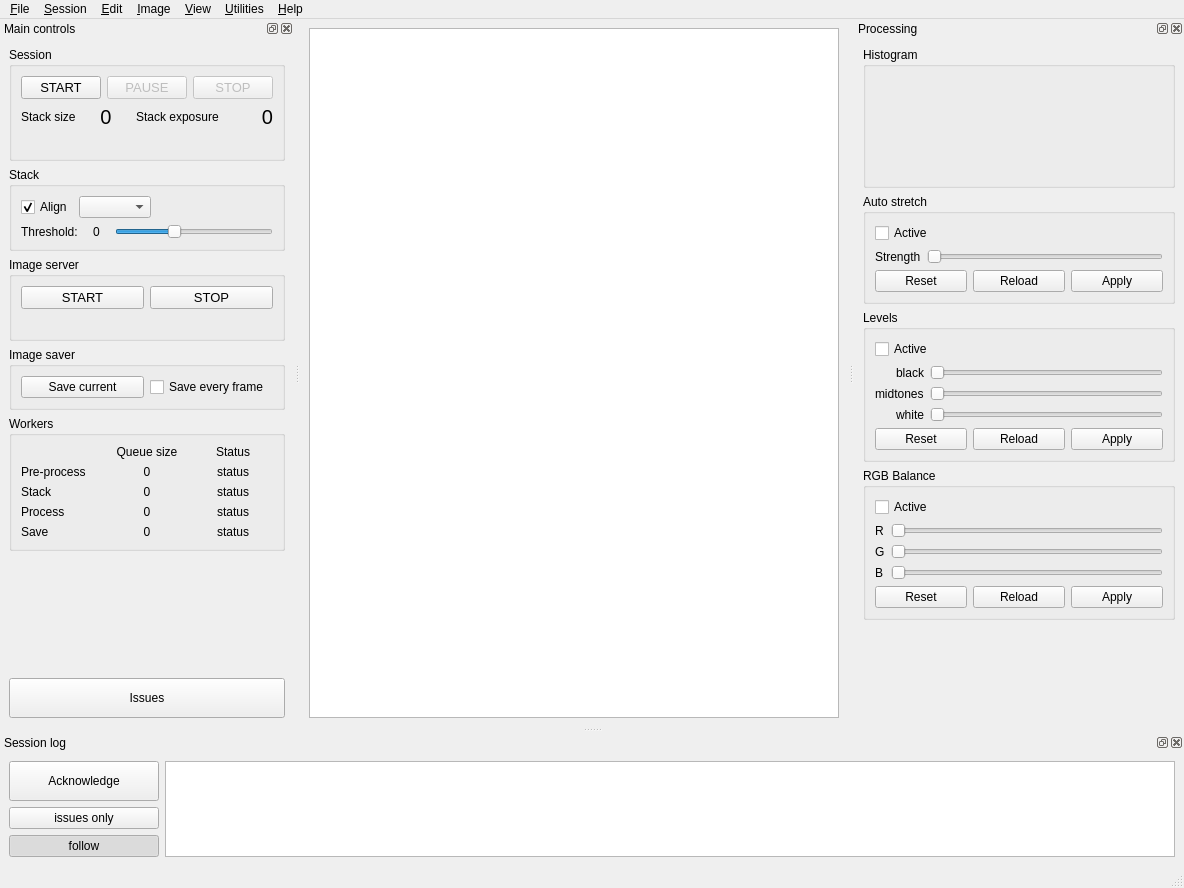
deufrai/als, file src/als/ui/als_ui.ui: the form before one commit.
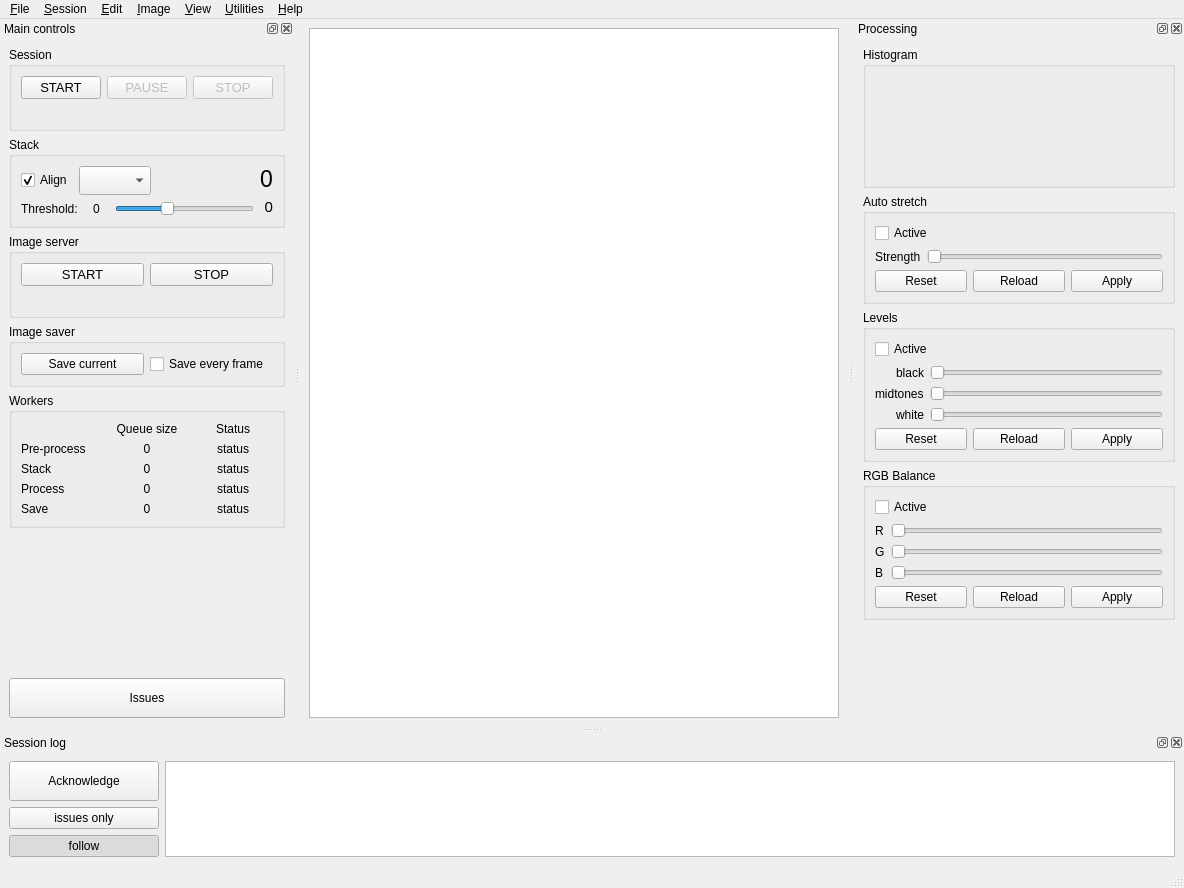
The form after the commit. Custom widgets are drawn as their Qt base class.

Commit message: move stack infos to main controls stack section

What changed in the file:
```diff
--- a/src/als/ui/als_ui.ui
+++ b/src/als/ui/als_ui.ui
@@ -246,68 +246,6 @@
           </item>
          </layout>
         </item>
-        <item>
-         <layout class="QHBoxLayout" name="horizontalLayout_13">
-          <item>
-           <widget class="QLabel" name="label_9">
-            <property name="text">
-             <string>Stack size</string>
-            </property>
-           </widget>
-          </item>
-          <item>
-           <widget class="QLabel" name="lbl_stack_size">
-            <property name="font">
-             <font>
-              <pointsize>15</pointsize>
-              <kerning>true</kerning>
-             </font>
-            </property>
-            <property name="toolTip">
-             <string>How many subs have been stacked in this session</string>
-            </property>
-            <property name="statusTip">
-             <string>How many subs have been stacked in this session</string>
-            </property>
-            <property name="text">
-             <string notr="true">0</string>
-            </property>
-            <property name="alignment">
-             <set>Qt::AlignCenter</set>
-            </property>
-           </widget>
-          </item>
-          <item>
-           <widget class="QLabel" name="label_10">
-            <property name="text">
-             <string>Stack exposure</string>
-            </property>
-           </widget>
-          </item>
-          <item>
-           <widget class="QLabel" name="lbl_stack_exposure">
-            <property name="font">
-             <font>
-              <pointsize>15</pointsize>
-              <kerning>true</kerning>
-             </font>
-            </property>
-            <property name="toolTip">
-             <string>Stack total exposure time</string>
-            </property>
-            <property name="statusTip">
-             <string>Stack total exposure time</string>
-            </property>
-            <property name="text">
-             <string notr="true">0</string>
-            </property>
-            <property name="alignment">
-             <set>Qt::AlignRight|Qt::AlignTrailing|Qt::AlignVCenter</set>
-            </property>
-           </widget>
-          </item>
-         </layout>
-        </item>
         <item>
          <widget class="QLabel" name="lbl_session_status">
           <property name="text">
@@ -459,6 +397,55 @@
           </item>
          </layout>
         </item>
+        <item>
+         <layout class="QVBoxLayout" name="verticalLayout_14">
+          <item>
+           <widget class="QLabel" name="lbl_stack_size">
+            <property name="font">
+             <font>
+              <pointsize>17</pointsize>
+              <kerning>true</kerning>
+             </font>
+            </property>
+            <property name="toolTip">
+             <string>How many subs have been stacked in this session</string>
+            </property>
+            <property name="statusTip">
+             <string>How many subs have been stacked in this session</string>
+            </property>
+            <property name="text">
+             <string notr="true">0</string>
+            </property>
+            <property name="alignment">
+             <set>Qt::AlignCenter</set>
+            </property>
+           </widget>
+          </item>
+          <item>
+           <widget class="QLabel" name="lbl_stack_exposure">
+            <property name="font">
+             <font>
+              <family>Ubuntu</family>
+              <pointsize>11</pointsize>
+              <kerning>true</kerning>
+             </font>
+            </property>
+            <property name="toolTip">
+             <string>Stack total exposure time</string>
+            </property>
+            <property name="statusTip">
+             <string>Stack total exposure time</string>
+            </property>
+            <property name="text">
+             <string notr="true">0</string>
+            </property>
+            <property name="alignment">
+             <set>Qt::AlignRight|Qt::AlignTrailing|Qt::AlignVCenter</set>
+            </property>
+           </widget>
+          </item>
+         </layout>
+        </item>
        </layout>
       </widget>
      </item>
```
The commit also changes 1 other file.
